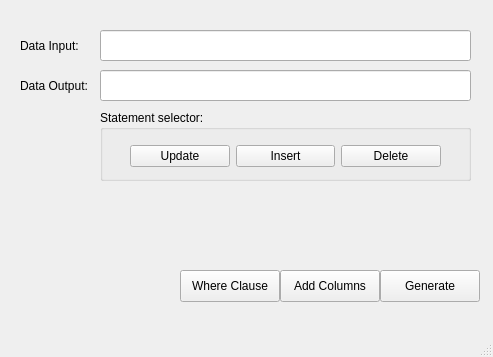
stefanmarjanovic/Query-Builder-2, file mainwindow.ui: the form before one commit.
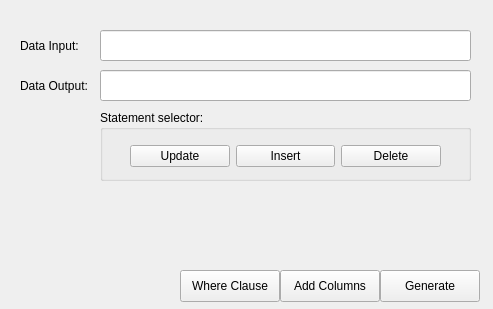
The form after the commit.

Diff of the .ui file:
```diff
--- a/mainwindow.ui
+++ b/mainwindow.ui
@@ -7,7 +7,7 @@
     <x>0</x>
     <y>0</y>
     <width>493</width>
-    <height>357</height>
+    <height>309</height>
    </rect>
   </property>
   <property name="windowTitle">
@@ -161,7 +161,6 @@
     </property>
    </widget>
   </widget>
-  <widget class="QStatusBar" name="statusbar"/>
  </widget>
  <resources/>
  <connections/>
```
